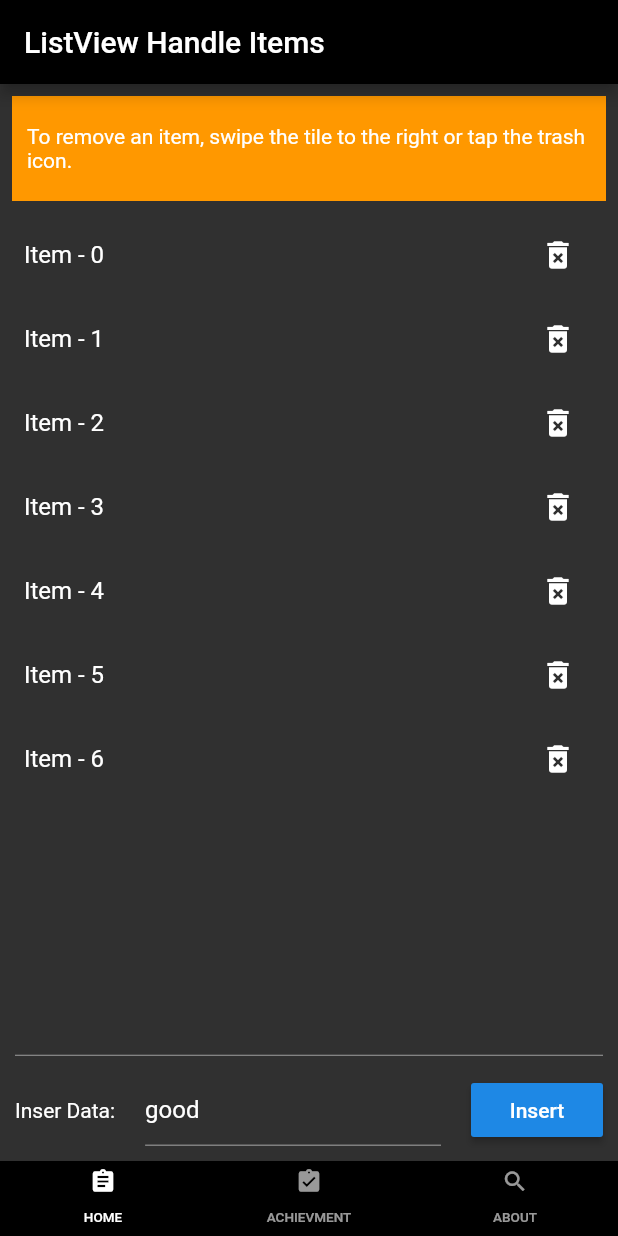
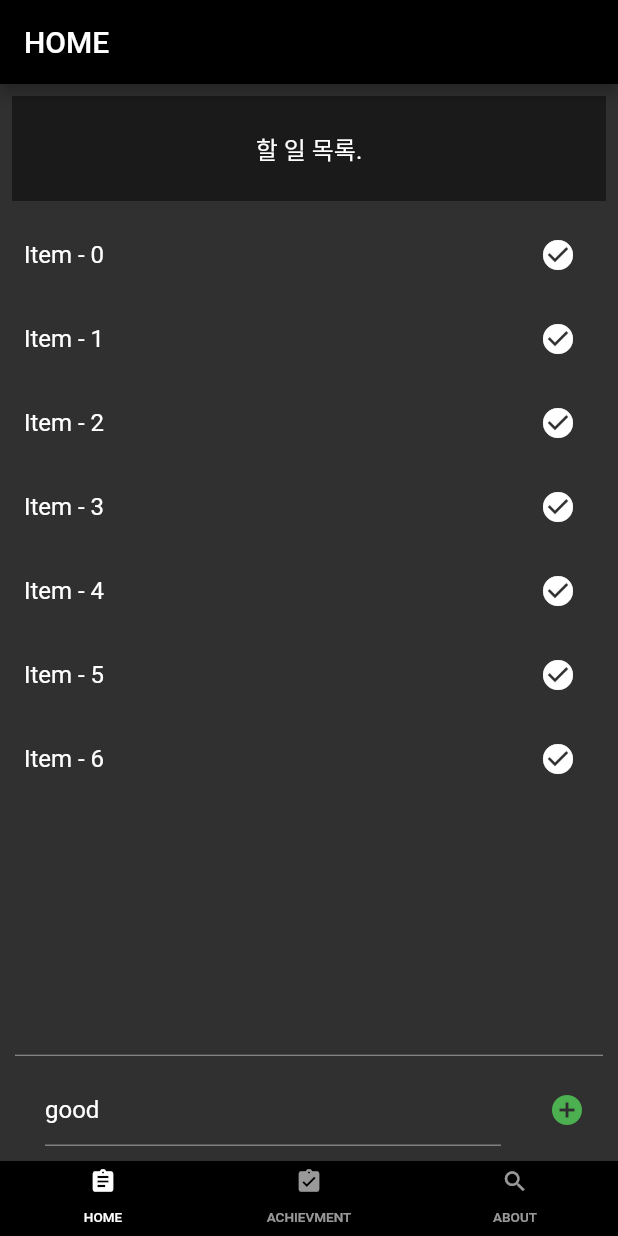
Before and after one commit to yujo11/PROGRAM_42, a Flutter app: the screen it shows after launch, on a phone screen of 412 x 824 dp. Run offline on Flutter 3.47's test engine with Material 2 defaults, Android fonts, the phone set to English and light mode, and no system bars.

Commit message:
modified scree_home

```diff
--- a/toodo_program42/lib/screen/screen_home.dart
+++ b/toodo_program42/lib/screen/screen_home.dart
@@ -20,7 +20,7 @@ class _HomeScreenState extends State<HomeScreen> {
   @override
   Widget build(BuildContext context) {
     return Scaffold(
-      appBar: AppBar(title: Text("ListView Handle Items")),
+      appBar: AppBar(title: Text("HOME")),
       body: Column(
         children: <Widget>[
           Padding(
@@ -29,10 +29,11 @@ class _HomeScreenState extends State<HomeScreen> {
               padding: const EdgeInsets.all(10),
               height: 70,
               alignment: Alignment(0, 0),
-              color: Colors.orange,
+              color: Colors.black45,
               child: Text(
-                "To remove an item, swipe the tile to the right or tap the trash icon.",
-                style: TextStyle(color: Colors.white),
+                "할 일 목록.",
+                style: TextStyle(color: Colors.white,
+                fontSize: 16),
               ),
             ),
           ),
@@ -47,7 +48,7 @@ class _HomeScreenState extends State<HomeScreen> {
                   child: ListTile(
                     title: Text(item),
                     trailing: IconButton(
-                      icon: Icon(Icons.delete_forever),
+                      icon: Icon(Icons.check_circle),
                       onPressed: () {
                         setState(() {
                           items.removeAt(index);
@@ -74,7 +75,7 @@ class _HomeScreenState extends State<HomeScreen> {
             padding: const EdgeInsets.symmetric(horizontal: 10, vertical: 10),
             child: Row(
               children: <Widget>[
-                Text("Inser Data:"),
+                //Text(""),
                 Expanded(
                   child: Padding(
                     padding: const EdgeInsets.symmetric(horizontal: 20),
@@ -91,17 +92,23 @@ class _HomeScreenState extends State<HomeScreen> {
                     ),
                   ),
                 ),
-                RaisedButton(
-                  child: Text("Insert"),
-                  onPressed: () {
-                    setState(() {
-                      if (teController.text != "") {
-                        items.add(teController.text);
-                      }
-                    });
-                    teController.clear();
-                  },
-                )
+                IconButton(
+                  icon: Icon(
+                    Icons.add_circle,
+                    color: Colors.green,
+                  )
+                ),
+//                RaisedButton(
+//                  child: Text("add"),
+//                  onPressed: () {
+//                    setState(() {
+//                      if (teController.text != "") {
+//                        items.add(teController.text);
+//                      }
+//                    });
+//                    teController.clear();
+//                  },
+//                )
               ],
             ),
           ),
```
